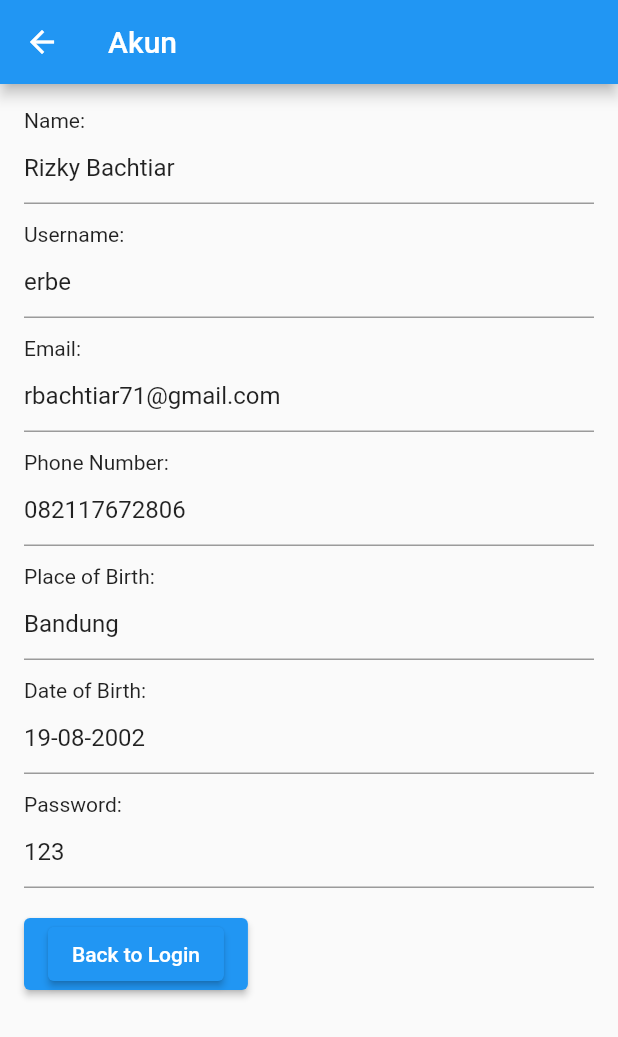
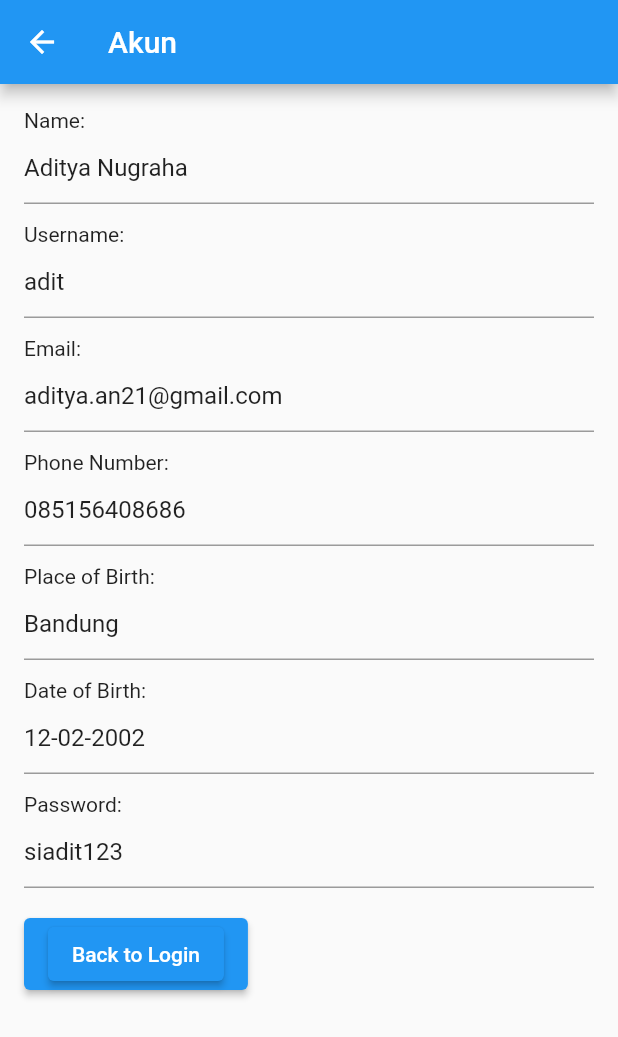
Before and after one commit to adityanhh/IFB335_CC_152021040_UTS, a Flutter app: the HomePage screen opened directly, item 2 of the bottom bar chosen, on a phone screen of 412 x 824 dp. Shown: the top 1037 px of the screen. Run offline on Flutter 3.47's test engine with Material 2 defaults, Android fonts, the phone set to English and light mode, and no system bars.

Commit message:
Update home_page.dart

```diff
--- a/aplikasi1/lib/currency_page.dart
+++ b/aplikasi1/lib/currency_page.dart
@@ -61,7 +61,7 @@ class _CurrencyConverterState extends State<CurrencyConverter> {
         child: Column(
           mainAxisAlignment: MainAxisAlignment.center,
           children: [
-            Image.asset('assets/konversi.png'), // Tambahkan gambar suhu di sini
+            Image.asset('assets/konversi.jpg'), // Tambahkan gambar suhu di sini
             SizedBox(height: 15.0),
             TextField(
               keyboardType: TextInputType.number,
--- a/aplikasi1/lib/home_page.dart
+++ b/aplikasi1/lib/home_page.dart
@@ -85,13 +85,13 @@ class _HomePageState extends State<HomePage> {
       // Navigasi ke halaman "Akun"
       Navigator.push(context, MaterialPageRoute(builder: (context) => AccountPage(
       user: User(
-      name: 'Rizky Bachtiar',
-      username: 'erbe',
-      email: 'rbachtiar71@gmail.com',
-      phoneNumber: '082117672806',
+      name: 'Aditya Nugraha',
+      username: 'adit',
+      email: 'aditya.an21@gmail.com',
+      phoneNumber: '085156408686',
       birthplace: 'Bandung',
-      birthdate: '19-08-2002',
-      password: '123',
+      birthdate: '12-02-2002',
+      password: 'siadit123',
     )
       )
       )
--- a/aplikasi1/lib/info.page.dart
+++ b/aplikasi1/lib/info.page.dart
@@ -13,7 +13,7 @@ class InfoPage extends StatelessWidget {
           children: [
             CircleAvatar(
               radius: 75, // Ukuran lingkaran
-              backgroundImage: AssetImage('assets/profil.jpg'), // Ganti dengan path ke foto pembuat Anda
+              backgroundImage: AssetImage('assets/profile.png'), // Ganti dengan path ke foto pembuat Anda
             ),
             SizedBox(height: 20),
             Text(
--- a/aplikasi1/pubspec.yaml
+++ b/aplikasi1/pubspec.yaml
@@ -2,7 +2,7 @@ name: aplikasi1
 description: A new Flutter project.
 # The following line prevents the package from being accidentally published to
 # pub.dev using `flutter pub publish`. This is preferred for private packages.
-publish_to: 'none' # Remove this line if you wish to publish to pub.dev
+publish_to: 'none' # Remove this line if you wish to publish to pub.
 
 # The following defines the version and build number for your application.
 # A version number is three numbers separated by dots, like 1.2.43
@@ -57,6 +57,10 @@ flutter:
   # included with your application, so that you can use the icons in
   # the material Icons class.
   uses-material-design: true
+  assets:
+    - assets/bmi.jpg
+    - assets/konversi.jpg
+    - assets/profile.png
 
   # To add assets to your application, add an assets section, like this:
   # assets:
```
Also changed, not shown: aplikasi1/assets/profile.png (renamed from aplikasi1/assets/profil.png).
